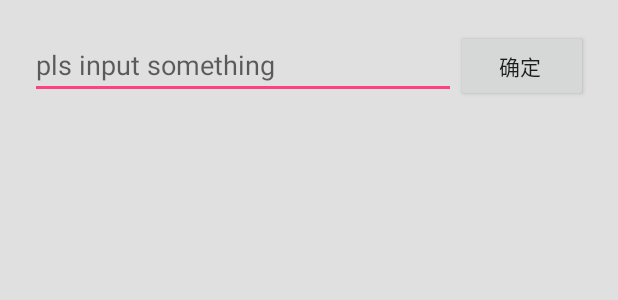
After one commit to JasonXiang2014/AndroidTaste, an Android app: the layout activity_java_call_js.xml on its own in the app's theme, with its tools: preview values and no code run, on a phone screen of 412 x 824 dp. The commit adds this screen. Shown: the top 300 px of the screen. Run offline under Robolectric (Android 15) with nearby library versions, the phone set to English and light mode, and no system bars.

Commit message:
Java And JavaScript Interactiton

```diff
--- a/app/src/main/AndroidManifest.xml
+++ b/app/src/main/AndroidManifest.xml
@@ -33,6 +33,7 @@
         <activity android:name=".xj.ui.toolbar.ToolbarAct" />
         <activity android:name=".xj.ui.navigationdrawer.CheeseDetailActivity" />
         <activity android:name=".xj.common.widget.WebViewActivity" />
+        <activity android:name=".xj.common.widget.webview.JavaCallJsAct"/>
     </application>
 
 
--- /dev/null
+++ b/app/src/main/res/layout/activity_java_call_js.xml
@@ -0,0 +1,30 @@
+<?xml version="1.0" encoding="utf-8"?>
+<LinearLayout xmlns:android="http://schemas.android.com/apk/res/android"
+    android:id="@+id/ll_root"
+    android:layout_width="match_parent"
+    android:layout_height="match_parent"
+    android:orientation="vertical">
+
+    <LinearLayout
+        android:layout_width="match_parent"
+        android:layout_height="wrap_content"
+        android:orientation="horizontal"
+        android:padding="20dp">
+
+        <EditText
+            android:id="@+id/editText"
+            android:layout_width="0dp"
+            android:layout_height="wrap_content"
+            android:layout_weight="1"
+            android:hint="pls input something" />
+
+        <Button
+            android:id="@+id/btnConfirm"
+            android:layout_width="wrap_content"
+            android:layout_height="wrap_content"
+            android:paddingLeft="10dp"
+            android:text="确定" />
+
+    </LinearLayout>
+
+</LinearLayout>
```
Also changed, not shown: app/src/main/java/jasonxiang/com/doItYourself/xj/common/widget/WebViewActivity.java (+47 -0 lines), app/src/main/java/jasonxiang/com/doItYourself/xj/common/widget/webview/JavaCallJsAct.java (added, +90 -0 lines), app/src/main/res/layout/web_display.xml (+25 -4 lines), app/src/main/res/menu/menu_script.xml (added, +11 -0 lines), 1 other file.
